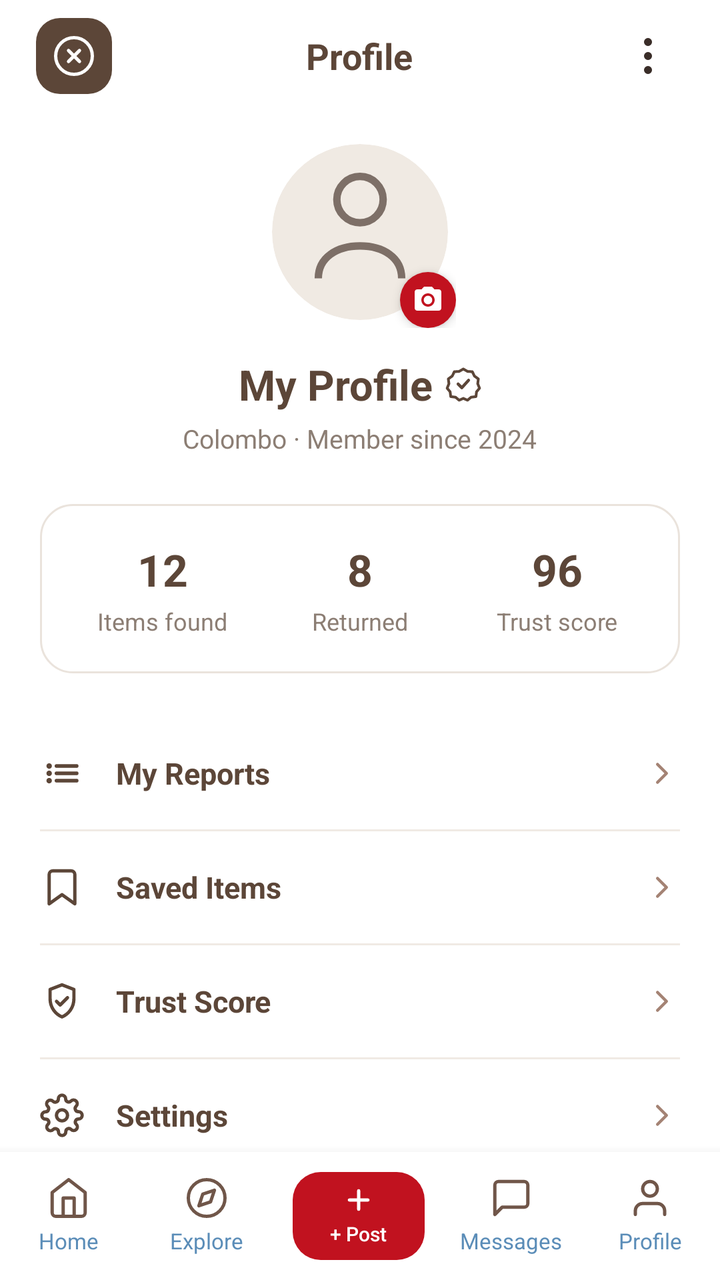
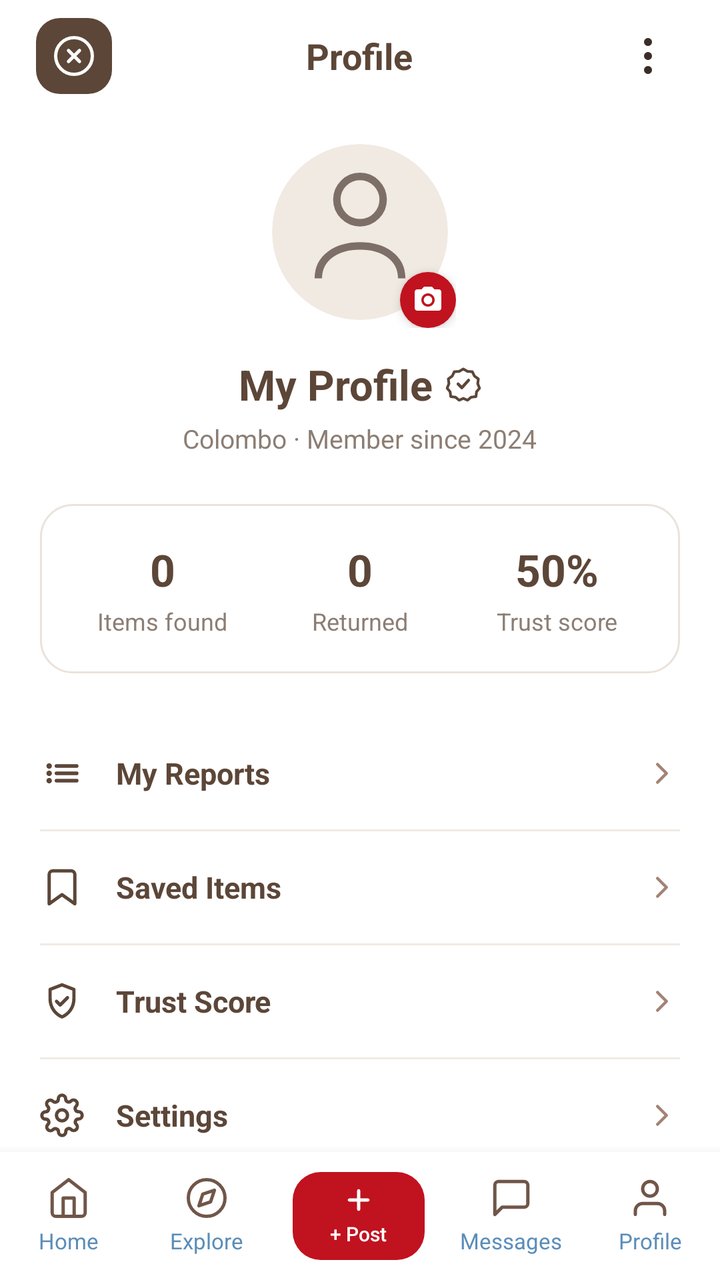

Two renders of the same Android screen: before a commit and after it. Below are the layout's source before the change and the commit's diff.
<!-- AndroidManifest.xml: application theme Theme.LostAndFound -->
<!-- res/layout/fragment_profile.xml -->
<?xml version="1.0" encoding="utf-8"?>
<LinearLayout xmlns:android="http://schemas.android.com/apk/res/android"
    xmlns:app="http://schemas.android.com/apk/res-auto"
    xmlns:tools="http://schemas.android.com/tools"
    android:layout_width="match_parent"
    android:layout_height="match_parent"
    android:background="@color/white"
    android:orientation="vertical"
    tools:context=".ProfileFragment">

    
    <RelativeLayout
        android:id="@+id/headerBar"
        android:layout_width="match_parent"
        android:layout_height="56dp"
        android:paddingStart="18dp"
        android:paddingEnd="18dp">

        <ImageView
            android:id="@+id/btnClose"
            android:layout_width="38dp"
            android:layout_height="38dp"
            android:layout_alignParentStart="true"
            android:layout_centerVertical="true"
            android:background="@drawable/bg_close_btn"
            android:clickable="true"
            android:contentDescription="Close"
            android:focusable="true"
            android:padding="8dp"
            android:src="@drawable/ic_close_circle_white" />

        <TextView
            android:id="@+id/textTitle"
            android:layout_width="wrap_content"
            android:layout_height="wrap_content"
            android:layout_centerInParent="true"
            android:fontFamily="sans-serif-bold"
            android:text="Profile"
            android:textColor="#5C4638"
            android:textSize="18sp"
            android:textStyle="bold" />

        <ImageView
            android:id="@+id/btnMenu"
            android:layout_width="36dp"
            android:layout_height="36dp"
            android:layout_alignParentEnd="true"
            android:layout_centerVertical="true"
            android:background="?attr/selectableItemBackgroundBorderless"
            android:clickable="true"
            android:contentDescription="More options"
            android:focusable="true"
            android:padding="6dp"
            android:src="@drawable/ic_more_vertical" />
    </RelativeLayout>

    
    <androidx.core.widget.NestedScrollView
        android:id="@+id/scrollBox"
        android:layout_width="match_parent"
        android:layout_height="0dp"
        android:layout_weight="1"
        android:fillViewport="true"
        android:overScrollMode="never">

        <LinearLayout
            android:layout_width="match_parent"
            android:layout_height="wrap_content"
            android:orientation="vertical"
            android:paddingStart="20dp"
            android:paddingTop="12dp"
            android:paddingEnd="20dp"
            android:paddingBottom="24dp">

            
            <FrameLayout
                android:id="@+id/boxAvatarContainer"
                android:layout_width="96dp"
                android:layout_height="96dp"
                android:layout_gravity="center_horizontal"
                android:clickable="true"
                android:focusable="true">

                <com.google.android.material.imageview.ShapeableImageView
                    android:id="@+id/userAvatar"
                    android:layout_width="88dp"
                    android:layout_height="88dp"
                    android:layout_gravity="center"
                    android:contentDescription="Profile avatar"
                    android:scaleType="centerCrop"
                    android:src="@drawable/ic_user_avatar"
                    app:shapeAppearanceOverlay="@style/ShapeAppearance.Circle" />

                <ImageView
                    android:layout_width="28dp"
                    android:layout_height="28dp"
                    android:layout_gravity="bottom|end"
                    android:background="@drawable/bg_squircle_dark"
                    android:contentDescription="Upload Photo"
                    android:elevation="3dp"
                    android:padding="6dp"
                    android:src="@drawable/ic_camera"
                    app:tint="@color/white" />
            </FrameLayout>

            
            <LinearLayout
                android:layout_width="wrap_content"
                android:layout_height="wrap_content"
                android:layout_gravity="center_horizontal"
                android:layout_marginTop="14dp"
                android:gravity="center_vertical"
                android:orientation="horizontal">

                <TextView
                    android:id="@+id/userName"
                    android:layout_width="wrap_content"
                    android:layout_height="wrap_content"
                    android:fontFamily="sans-serif-bold"
                    android:text="My Profile"
                    android:textColor="#5C4638"
                    android:textSize="21sp"
                    android:textStyle="bold" />

                <ImageView
                    android:id="@+id/badgeVerified"
                    android:layout_width="18dp"
                    android:layout_height="18dp"
                    android:layout_marginStart="6dp"
                    android:contentDescription="Verified"
                    android:src="@drawable/ic_verified_badge" />
            </LinearLayout>

            
            <TextView
                android:id="@+id/userSubtitle"
                android:layout_width="wrap_content"
                android:layout_height="wrap_content"
                android:layout_gravity="center_horizontal"
                android:layout_marginTop="4dp"
                android:fontFamily="sans-serif"
                android:text="Colombo · Member since 2024"
                android:textColor="#8C7E74"
                android:textSize="13sp" />

            
            <LinearLayout
                android:id="@+id/cardStats"
                android:layout_width="match_parent"
                android:layout_height="wrap_content"
                android:layout_marginTop="24dp"
                android:background="@drawable/bg_profile_stats_card"
                android:orientation="horizontal"
                android:paddingStart="12dp"
                android:paddingTop="18dp"
                android:paddingEnd="12dp"
                android:paddingBottom="18dp">

                
                <LinearLayout
                    android:layout_width="0dp"
                    android:layout_height="wrap_content"
                    android:layout_weight="1"
                    android:gravity="center"
                    android:orientation="vertical">

                    <TextView
                        android:id="@+id/countItemsFound"
                        android:layout_width="wrap_content"
                        android:layout_height="wrap_content"
                        android:fontFamily="sans-serif-bold"
                        android:text="12"
                        android:textColor="#5C4638"
                        android:textSize="22sp"
                        android:textStyle="bold" />

                    <TextView
                        android:layout_width="wrap_content"
                        android:layout_height="wrap_content"
                        android:layout_marginTop="3dp"
                        android:fontFamily="sans-serif"
                        android:text="Items found"
                        android:textColor="#8C7E74"
                        android:textSize="12sp" />
                </LinearLayout>

                
                <LinearLayout
                    android:layout_width="0dp"
                    android:layout_height="wrap_content"
                    android:layout_weight="1"
                    android:gravity="center"
                    android:orientation="vertical">

                    <TextView
                        android:id="@+id/countItemsReturned"
                        android:layout_width="wrap_content"
                        android:layout_height="wrap_content"
                        android:fontFamily="sans-serif-bold"
                        android:text="8"
                        android:textColor="#5C4638"
                        android:textSize="22sp"
                        android:textStyle="bold" />

                    <TextView
                        android:layout_width="wrap_content"
                        android:layout_height="wrap_content"
                        android:layout_marginTop="3dp"
                        android:fontFamily="sans-serif"
                        android:text="Returned"
                        android:textColor="#8C7E74"
                        android:textSize="12sp" />
                </LinearLayout>

                
                <LinearLayout
                    android:layout_width="0dp"
                    android:layout_height="wrap_content"
                    android:layout_weight="1"
                    android:gravity="center"
                    android:orientation="vertical">

                    <TextView
                        android:id="@+id/countTrustScore"
                        android:layout_width="wrap_content"
                        android:layout_height="wrap_content"
                        android:fontFamily="sans-serif-bold"
                        android:text="96"
                        android:textColor="#5C4638"
                        android:textSize="22sp"
                        android:textStyle="bold" />

                    <TextView
                        android:layout_width="wrap_content"
                        android:layout_height="wrap_content"
                        android:layout_marginTop="3dp"
                        android:fontFamily="sans-serif"
                        android:text="Trust score"
                        android:textColor="#8C7E74"
                        android:textSize="12sp" />
                </LinearLayout>
            </LinearLayout>

            
            <LinearLayout
                android:layout_width="match_parent"
                android:layout_height="wrap_content"
                android:layout_marginTop="22dp"
                android:orientation="vertical">

                
                <LinearLayout
                    android:id="@+id/rowReports"
                    android:layout_width="match_parent"
                    android:layout_height="56dp"
                    android:clickable="true"
                    android:focusable="true"
                    android:foreground="?attr/selectableItemBackground"
                    android:gravity="center_vertical"
                    android:orientation="horizontal">

                    <ImageView
                        android:layout_width="22dp"
                        android:layout_height="22dp"
                        android:contentDescription="Reports"
                        android:src="@drawable/ic_list_view"
                        app:tint="#5C4638" />

                    <TextView
                        android:layout_width="0dp"
                        android:layout_height="wrap_content"
                        android:layout_marginStart="16dp"
                        android:layout_weight="1"
                        android:fontFamily="sans-serif-bold"
                        android:text="My Reports"
                        android:textColor="#5C4638"
                        android:textSize="15sp"
                        android:textStyle="bold" />

                    <ImageView
                        android:layout_width="18dp"
                        android:layout_height="18dp"
                        android:contentDescription="Open"
                        android:src="@drawable/ic_chevron_right" />
                </LinearLayout>

                <View
                    android:layout_width="match_parent"
                    android:layout_height="1dp"
                    android:background="#F0EAE4" />

                
                <LinearLayout
                    android:id="@+id/rowSavedItems"
                    android:layout_width="match_parent"
                    android:layout_height="56dp"
                    android:clickable="true"
                    android:focusable="true"
                    android:foreground="?attr/selectableItemBackground"
                    android:gravity="center_vertical"
                    android:orientation="horizontal">

                    <ImageView
                        android:layout_width="22dp"
                        android:layout_height="22dp"
                        android:contentDescription="Saved Items"
                        android:src="@drawable/ic_bookmark_outline"
                        app:tint="#5C4638" />

                    <TextView
                        android:layout_width="0dp"
                        android:layout_height="wrap_content"
                        android:layout_marginStart="16dp"
                        android:layout_weight="1"
                        android:fontFamily="sans-serif-bold"
                        android:text="Saved Items"
                        android:textColor="#5C4638"
                        android:textSize="15sp"
                        android:textStyle="bold" />

                    <ImageView
                        android:layout_width="18dp"
                        android:layout_height="18dp"
                        android:contentDescription="Open"
                        android:src="@drawable/ic_chevron_right" />
                </LinearLayout>

                <View
                    android:layout_width="match_parent"
                    android:layout_height="1dp"
                    android:background="#F0EAE4" />

                
                <LinearLayout
                    android:id="@+id/rowTrustScore"
                    android:layout_width="match_parent"
                    android:layout_height="56dp"
                    android:clickable="true"
                    android:focusable="true"
                    android:foreground="?attr/selectableItemBackground"
                    android:gravity="center_vertical"
                    android:orientation="horizontal">

                    <ImageView
                        android:layout_width="22dp"
                        android:layout_height="22dp"
                        android:contentDescription="Trust Score"
                        android:src="@drawable/ic_shield_check"
                        app:tint="#5C4638" />

                    <TextView
                        android:layout_width="0dp"
                        android:layout_height="wrap_content"
                        android:layout_marginStart="16dp"
                        android:layout_weight="1"
                        android:fontFamily="sans-serif-bold"
                        android:text="Trust Score"
                        android:textColor="#5C4638"
                        android:textSize="15sp"
                        android:textStyle="bold" />

                    <ImageView
                        android:layout_width="18dp"
                        android:layout_height="18dp"
                        android:contentDescription="Open"
                        android:src="@drawable/ic_chevron_right" />
                </LinearLayout>

                <View
                    android:layout_width="match_parent"
                    android:layout_height="1dp"
                    android:background="#F0EAE4" />

                
                <LinearLayout
                    android:id="@+id/rowSettings"
                    android:layout_width="match_parent"
                    android:layout_height="56dp"
                    android:clickable="true"
                    android:focusable="true"
                    android:foreground="?attr/selectableItemBackground"
                    android:gravity="center_vertical"
                    android:orientation="horizontal">

                    <ImageView
                        android:layout_width="22dp"
                        android:layout_height="22dp"
                        android:contentDescription="Settings"
                        android:src="@drawable/ic_gear_settings"
                        app:tint="#5C4638" />

                    <TextView
                        android:layout_width="0dp"
                        android:layout_height="wrap_content"
                        android:layout_marginStart="16dp"
                        android:layout_weight="1"
                        android:fontFamily="sans-serif-bold"
                        android:text="Settings"
                        android:textColor="#5C4638"
                        android:textSize="15sp"
                        android:textStyle="bold" />

                    <ImageView
                        android:layout_width="18dp"
                        android:layout_height="18dp"
                        android:contentDescription="Open"
                        android:src="@drawable/ic_chevron_right" />
                </LinearLayout>

                <View
                    android:layout_width="match_parent"
                    android:layout_height="1dp"
                    android:background="#F0EAE4" />

                
                <LinearLayout
                    android:id="@+id/rowHelp"
                    android:layout_width="match_parent"
                    android:layout_height="56dp"
                    android:clickable="true"
                    android:focusable="true"
                    android:foreground="?attr/selectableItemBackground"
                    android:gravity="center_vertical"
                    android:orientation="horizontal">

                    <ImageView
                        android:layout_width="22dp"
                        android:layout_height="22dp"
                        android:contentDescription="Help"
                        android:src="@drawable/ic_help_circle"
                        app:tint="#5C4638" />

                    <TextView
                        android:layout_width="0dp"
                        android:layout_height="wrap_content"
                        android:layout_marginStart="16dp"
                        android:layout_weight="1"
                        android:fontFamily="sans-serif-bold"
                        android:text="Help"
                        android:textColor="#5C4638"
                        android:textSize="15sp"
                        android:textStyle="bold" />

                    <ImageView
                        android:layout_width="18dp"
                        android:layout_height="18dp"
                        android:contentDescription="Open"
                        android:src="@drawable/ic_chevron_right" />
                </LinearLayout>

                <View
                    android:layout_width="match_parent"
                    android:layout_height="1dp"
                    android:background="#F0EAE4" />

                
                <LinearLayout
                    android:id="@+id/rowLogout"
                    android:layout_width="match_parent"
                    android:layout_height="56dp"
                    android:clickable="true"
                    android:focusable="true"
                    android:foreground="?attr/selectableItemBackground"
                    android:gravity="center_vertical"
                    android:orientation="horizontal">

                    <ImageView
                        android:layout_width="22dp"
                        android:layout_height="22dp"
                        android:contentDescription="Logout"
                        android:src="@drawable/ic_logout" />

                    <TextView
                        android:layout_width="0dp"
                        android:layout_height="wrap_content"
                        android:layout_marginStart="16dp"
                        android:layout_weight="1"
                        android:fontFamily="sans-serif-bold"
                        android:text="Logout"
                        android:textColor="#DE4343"
                        android:textSize="15sp"
                        android:textStyle="bold" />

                    <ImageView
                        android:layout_width="18dp"
                        android:layout_height="18dp"
                        android:contentDescription="Open"
                        android:src="@drawable/ic_chevron_right" />
                </LinearLayout>
            </LinearLayout>

        </LinearLayout>
    </androidx.core.widget.NestedScrollView>

    
    <include
        android:id="@+id/bottomNav"
        layout="@layout/fragment_bottom_nav"
        android:layout_width="match_parent"
        android:layout_height="64dp" />

</LinearLayout>
<!-- res/layout/fragment_bottom_nav.xml (included above) -->
<?xml version="1.0" encoding="utf-8"?>
<LinearLayout xmlns:android="http://schemas.android.com/apk/res/android"
    android:id="@+id/navCard"
    android:layout_width="match_parent"
    android:layout_height="64dp"
    android:background="@color/white"
    android:baselineAligned="false"
    android:elevation="8dp"
    android:gravity="center_vertical"
    android:orientation="horizontal">

    
    <LinearLayout
        android:id="@+id/tabHome"
        android:layout_width="0dp"
        android:layout_height="match_parent"
        android:layout_weight="1"
        android:clickable="true"
        android:focusable="true"
        android:gravity="center"
        android:orientation="vertical">

        <ImageView
            android:id="@+id/imgHome"
            android:layout_width="22dp"
            android:layout_height="22dp"
            android:contentDescription="Home"
            android:src="@drawable/ic_nav_home" />

        <TextView
            android:id="@+id/lblHome"
            android:layout_width="wrap_content"
            android:layout_height="wrap_content"
            android:layout_marginTop="3dp"
            android:fontFamily="sans-serif"
            android:text="Home"
            android:textColor="@color/text_secondary"
            android:textSize="11sp" />
    </LinearLayout>

    
    <LinearLayout
        android:id="@+id/tabExplore"
        android:layout_width="0dp"
        android:layout_height="match_parent"
        android:layout_weight="1"
        android:clickable="true"
        android:focusable="true"
        android:gravity="center"
        android:orientation="vertical">

        <ImageView
            android:id="@+id/imgExplore"
            android:layout_width="22dp"
            android:layout_height="22dp"
            android:contentDescription="Explore"
            android:src="@drawable/ic_nav_explore" />

        <TextView
            android:id="@+id/lblExplore"
            android:layout_width="wrap_content"
            android:layout_height="wrap_content"
            android:layout_marginTop="3dp"
            android:fontFamily="sans-serif"
            android:text="Explore"
            android:textColor="@color/text_secondary"
            android:textSize="11sp" />
    </LinearLayout>

    
    <LinearLayout
        android:id="@+id/tabPost"
        android:layout_width="0dp"
        android:layout_height="match_parent"
        android:layout_weight="1.2"
        android:clickable="true"
        android:focusable="true"
        android:gravity="center">

        <LinearLayout
            android:id="@+id/btnPostPill"
            android:layout_width="66dp"
            android:layout_height="44dp"
            android:background="@drawable/bg_nav_post_pill"
            android:gravity="center"
            android:orientation="vertical">

            <ImageView
                android:layout_width="16dp"
                android:layout_height="16dp"
                android:contentDescription="Post"
                android:src="@drawable/ic_nav_plus" />

            <TextView
                android:id="@+id/lblPost"
                android:layout_width="wrap_content"
                android:layout_height="wrap_content"
                android:layout_marginTop="2dp"
                android:fontFamily="sans-serif-medium"
                android:text="+ Post"
                android:textColor="@color/white"
                android:textSize="10sp" />
        </LinearLayout>
    </LinearLayout>

    
    <LinearLayout
        android:id="@+id/tabMessages"
        android:layout_width="0dp"
        android:layout_height="match_parent"
        android:layout_weight="1"
        android:clickable="true"
        android:focusable="true"
        android:gravity="center"
        android:orientation="vertical">

        <ImageView
            android:id="@+id/imgMessages"
            android:layout_width="22dp"
            android:layout_height="22dp"
            android:contentDescription="Messages"
            android:src="@drawable/ic_nav_messages" />

        <TextView
            android:id="@+id/lblMessages"
            android:layout_width="wrap_content"
            android:layout_height="wrap_content"
            android:layout_marginTop="3dp"
            android:fontFamily="sans-serif"
            android:text="Messages"
            android:textColor="@color/text_secondary"
            android:textSize="11sp" />
    </LinearLayout>

    
    <LinearLayout
        android:id="@+id/tabProfile"
        android:layout_width="0dp"
        android:layout_height="match_parent"
        android:layout_weight="1"
        android:clickable="true"
        android:focusable="true"
        android:gravity="center"
        android:orientation="vertical">

        <ImageView
            android:id="@+id/imgProfile"
            android:layout_width="22dp"
            android:layout_height="22dp"
            android:contentDescription="Profile"
            android:src="@drawable/ic_nav_profile" />

        <TextView
            android:id="@+id/lblProfile"
            android:layout_width="wrap_content"
            android:layout_height="wrap_content"
            android:layout_marginTop="3dp"
            android:fontFamily="sans-serif"
            android:text="Profile"
            android:textColor="@color/text_secondary"
            android:textSize="11sp" />
    </LinearLayout>

</LinearLayout>
<!-- resources referenced by this layout -->
<resources>
  <color name="text_secondary">#FF5B8DB8</color>
  <color name="white">#FFFFFFFF</color>
  <!-- drawable bg_close_btn (drawable) -->
  <?xml version="1.0" encoding="utf-8"?>
  <shape xmlns:android="http://schemas.android.com/apk/res/android"
      android:shape="rectangle">
      <corners android:radius="12dp" />
      <solid android:color="#5C4638" />
  </shape>
  <!-- drawable bg_nav_post_pill (drawable) -->
  ﻿<?xml version="1.0" encoding="utf-8"?>
  <shape xmlns:android="http://schemas.android.com/apk/res/android"
      android:shape="rectangle">
      <corners android:radius="14dp" />
      <solid android:color="#C1121F" />
  </shape>
  <!-- drawable bg_profile_stats_card (drawable) -->
  <?xml version="1.0" encoding="utf-8"?>
  <shape xmlns:android="http://schemas.android.com/apk/res/android"
      android:shape="rectangle">
      <corners android:radius="16dp" />
      <solid android:color="@color/white" />
      <stroke
          android:width="1dp"
          android:color="#EAE3DC" />
  </shape>
  <!-- drawable bg_squircle_dark (drawable) -->
  ﻿<?xml version="1.0" encoding="utf-8"?>
  <shape xmlns:android="http://schemas.android.com/apk/res/android"
      android:shape="rectangle">
      <corners android:radius="14dp" />
      <solid android:color="#C1121F" />
  </shape>
  <!-- drawable ic_bookmark_outline (drawable) -->
  <vector xmlns:android="http://schemas.android.com/apk/res/android"
      android:width="24dp"
      android:height="24dp"
      android:viewportWidth="24"
      android:viewportHeight="24">
    <path
        android:fillColor="@android:color/transparent"
        android:strokeColor="#3D2619"
        android:strokeWidth="1.8"
        android:strokeLineCap="round"
        android:strokeLineJoin="round"
        android:pathData="M19,21l-7,-5 -7,5V5a2,2 0 0,1 2,-2h10a2,2 0 0,1 2,2z" />
  </vector>
  <!-- drawable ic_chevron_right (drawable) -->
  <vector xmlns:android="http://schemas.android.com/apk/res/android"
      android:width="20dp"
      android:height="20dp"
      android:viewportWidth="24"
      android:viewportHeight="24">
    <path
        android:fillColor="@android:color/transparent"
        android:strokeColor="#A48374"
        android:strokeWidth="2"
        android:strokeLineCap="round"
        android:strokeLineJoin="round"
        android:pathData="M9,18l6,-6 -6,-6" />
  </vector>
  <!-- drawable ic_more_vertical (drawable) -->
  <vector xmlns:android="http://schemas.android.com/apk/res/android"
      android:width="24dp"
      android:height="24dp"
      android:viewportWidth="24"
      android:viewportHeight="24">
    <path
        android:fillColor="#3A2D28"
        android:pathData="M12,5m-2,0a2,2 0 1,1 4,0a2,2 0 1,1 -4,0M12,12m-2,0a2,2 0 1,1 4,0a2,2 0 1,1 -4,0M12,19m-2,0a2,2 0 1,1 4,0a2,2 0 1,1 -4,0" />
  </vector>
  <!-- drawable ic_nav_plus (drawable) -->
  <vector xmlns:android="http://schemas.android.com/apk/res/android"
      android:width="20dp"
      android:height="20dp"
      android:viewportWidth="24"
      android:viewportHeight="24">
    <path
        android:fillColor="@android:color/transparent"
        android:strokeColor="#FFFFFF"
        android:strokeWidth="2.4"
        android:strokeLineCap="round"
        android:pathData="M12,5 V19 M5,12 H19" />
  </vector>
  <style name="ShapeAppearance.Circle" parent="">
          <item name="cornerFamily">rounded</item>
          <item name="cornerSize">50%</item>
      </style>
  <style name="Theme.LostAndFound" parent="Base.Theme.LostAndFound" />
  <style name="Base.Theme.LostAndFound" parent="Theme.Material3.DayNight.NoActionBar">
          <item name="android:statusBarColor">#FF003049</item>
          <item name="android:windowLightStatusBar" tools:targetApi="m">false</item>
          <item name="android:navigationBarColor">#FFFAF0E6</item>
          <item name="android:windowLightNavigationBar" tools:targetApi="o_mr1">true</item>
          
          <item name="android:windowSoftInputMode">adjustResize</item>
      </style>
  <!-- unchanged entries left out for length: 13 -->
</resources>

<!-- the commit's change to res/layout/fragment_profile.xml (unified diff, before → after) -->
@@ -169,7 +169,7 @@
                         android:layout_width="wrap_content"
                         android:layout_height="wrap_content"
                         android:fontFamily="sans-serif-bold"
-                        android:text="12"
+                        android:text="0"
                         android:textColor="#5C4638"
                         android:textSize="22sp"
                         android:textStyle="bold" />
@@ -197,7 +197,7 @@
                         android:layout_width="wrap_content"
                         android:layout_height="wrap_content"
                         android:fontFamily="sans-serif-bold"
-                        android:text="8"
+                        android:text="0"
                         android:textColor="#5C4638"
                         android:textSize="22sp"
                         android:textStyle="bold" />
@@ -225,7 +225,7 @@
                         android:layout_width="wrap_content"
                         android:layout_height="wrap_content"
                         android:fontFamily="sans-serif-bold"
-                        android:text="96"
+                        android:text="50%"
                         android:textColor="#5C4638"
                         android:textSize="22sp"
                         android:textStyle="bold" />
